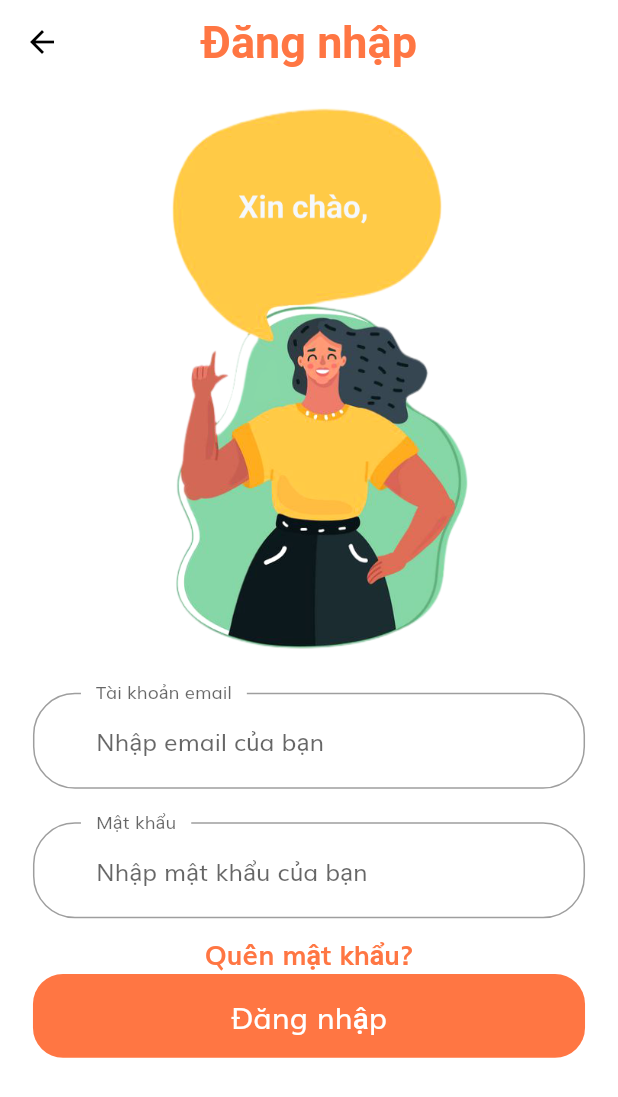
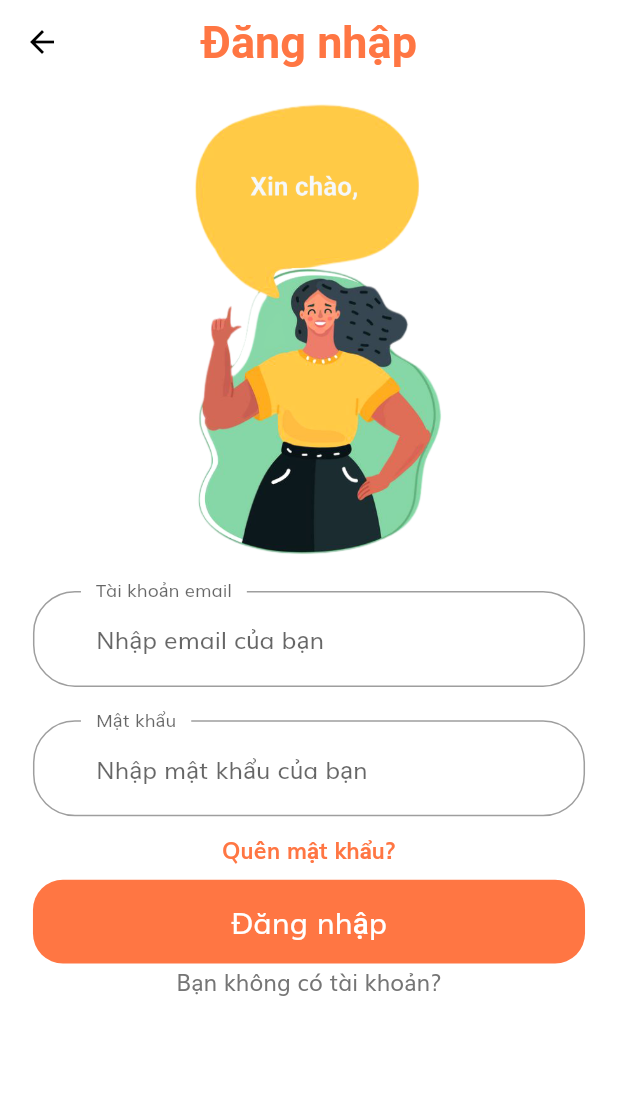
Before and after one commit to ThanhDatTu3tle/flora, a Flutter app: the screen it shows after launch, after a tap on "Continue", on a phone screen of 412 x 824 dp. Shown: the top 1097 px of the screen. Run offline on Flutter 3.47's test engine with Material 2 defaults, Android fonts, the phone set to English and light mode, and no system bars.

Commit message:
Login page loading 40%...

```diff
--- a/lib/screens/sign_in/components/body.dart
+++ b/lib/screens/sign_in/components/body.dart
@@ -18,8 +18,8 @@ class Body extends StatelessWidget {
             children: [
               Image.asset(
                 "assets/images/sign_in.png",
-                height: getProportionateScreenHeight(400),
-                width: getProportionateScreenWidth(500),
+                height: getProportionateScreenHeight(333),
+                width: getProportionateScreenWidth(555),
                 alignment: Alignment.center,
               ),
               const SignFom(),
@@ -68,14 +68,27 @@ class _SignFomState extends State<SignFom> {
             const Text(
               "Quên mật khẩu?",
               style: TextStyle(
-                fontSize: 18,
+                fontSize: 15,
                 fontWeight: FontWeight.bold,
                 color: kPrimaryColor,
               ),
+              textAlign: TextAlign.right,
+            ),
+            SizedBox(
+              height: getProportionateScreenHeight(10),
             ),
             DefaultButton(
               text: "Đăng nhập",
               press: () {},
+            ),
+            const Text(
+              "Bạn không có tài khoản?",
+              style: TextStyle(
+                fontSize: 15,
+                fontWeight: FontWeight.normal,
+                color: kTextColor,
+              ),
+              textAlign: TextAlign.right,
             ),
           ],
         )
```
